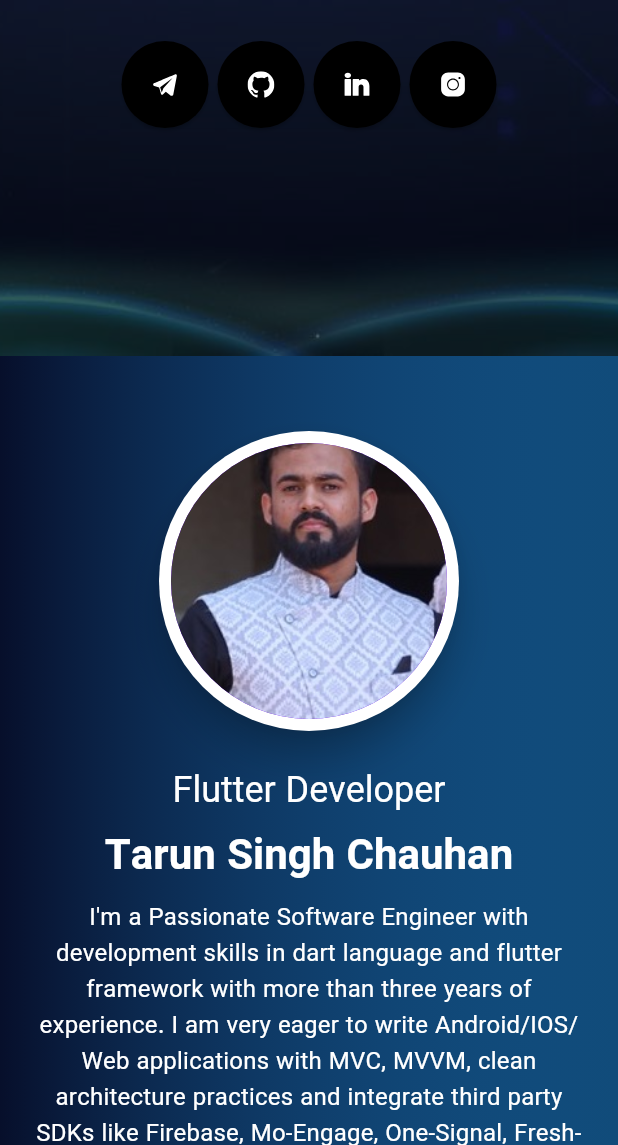
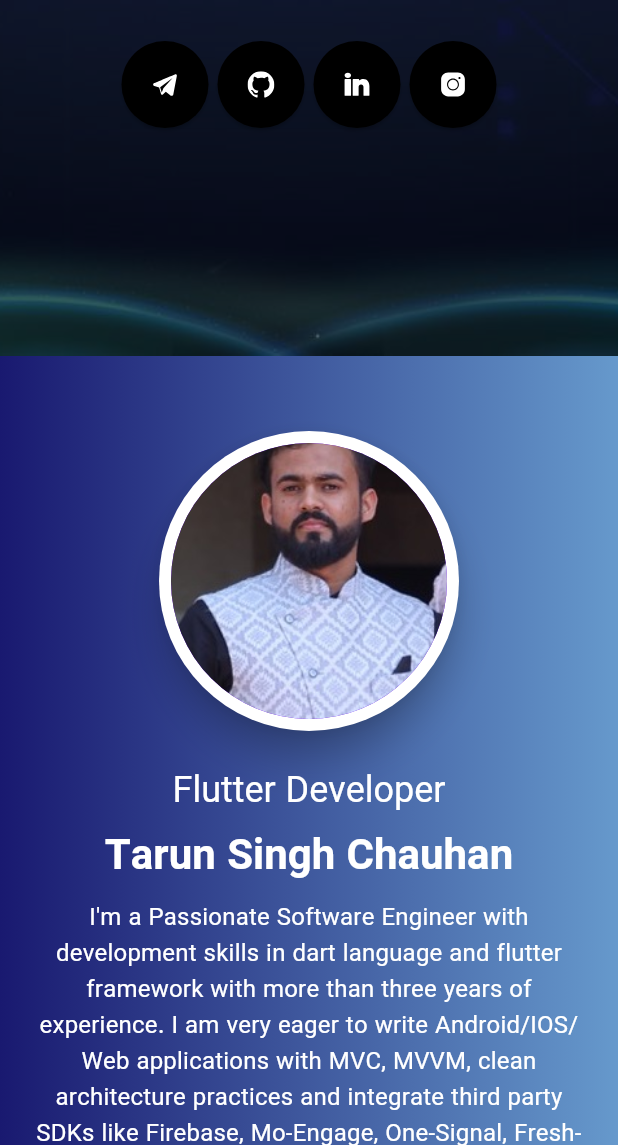
Before and after one commit to tarungoace/tarunchauhan97, a Flutter app: the screen it shows after launch, scrolled down 576 dp, on a phone screen of 412 x 824 dp, the part 91-1236 px from its top. Run offline on Flutter 3.47's test engine with Material 3 defaults, Android fonts, the phone set to English and light mode, and no system bars; drawn by our look-alikes of carousel_slider; our stand-ins replace flutter_hooks, flutter_svg, hive, hive_flutter, hooks_riverpod, toastification; accounts and stored records are empty; generated files the repository leaves out were written again.

Commit message:
added color

```diff
--- a/lib/config/theme/app_colors.dart
+++ b/lib/config/theme/app_colors.dart
@@ -1,8 +1,15 @@
 import 'package:flutter/material.dart';
 
 class AppColors {
-  static const blueDark = Color.fromRGBO(7, 15, 43,1);
+  static const darkBlue = Color.fromRGBO(7, 15, 43, 1);
   static const blue = Color.fromRGBO(27, 26, 85, 1);
   static Color onlyBlue = Colors.blue.withOpacity(0.5);
 
+  static const Color navyBlue = Color.fromRGBO(0, 0, 255, 1);
+
+  static const Color midNightBlue = Color.fromRGBO(25, 25, 112, 1);
+
+  static const Color grotoBlue = Color.fromRGBO(25, 25, 112, 1);
+
+  static const Color greyBlue = Color.fromRGBO(102, 153, 204, 1);
 }
--- a/lib/config/theme/themes.dart
+++ b/lib/config/theme/themes.dart
@@ -13,7 +13,7 @@ ThemeData createLightTheme(Locale currentLocale) {
 
   return ThemeData(
     fontFamily: fontFamily,
-    primaryColorLight: AppColors.blueDark,
+    primaryColorLight: AppColors.darkBlue,
     primaryColor: AppColors.blue,
     primaryColorDark: AppColors.onlyBlue,
     colorScheme: ColorScheme.light(
--- a/lib/ui/widgets/bg_container.dart
+++ b/lib/ui/widgets/bg_container.dart
@@ -8,12 +8,14 @@ class BGContainer extends StatelessWidget {
     super.key,
     this.child,
     this.width,
+    this.height,
     this.padding,
     this.margin,
   });
 
   final Widget? child;
   final double? width;
+  final double? height;
   final EdgeInsets? padding;
   final EdgeInsets? margin;
 
@@ -22,23 +24,22 @@ class BGContainer extends StatelessWidget {
     final screen = WebsiteScreen.of(context);
 
     return Container(
-      // height: screen.height,
+      height: height,
       width: width,
       margin: margin,
       padding: padding ??
-          EdgeInsets.only(
+          const EdgeInsets.only(
             top: 50,
             bottom: 50,
           ),
       alignment: Alignment.center,
-
-      decoration: BoxDecoration(
+      decoration: const BoxDecoration(
         gradient: LinearGradient(
           begin: Alignment.centerLeft,
           end: Alignment.centerRight,
           colors: [
-            AppColors.blueDark, // Dark shade
-            AppColors.onlyBlue, // You can add more colors if needed
+            AppColors.grotoBlue, // Dark shade
+            AppColors.greyBlue, // You can add more colors if needed
           ],
         ),
         // image: DecorationImage(
```
